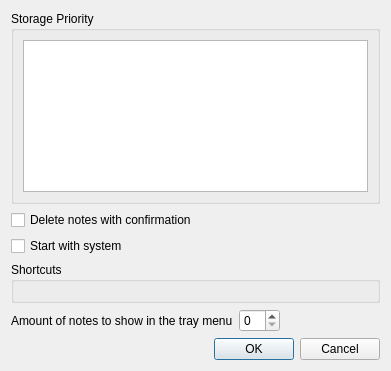
Ri0n/QtNote, file src/optionsdlg.ui: the form before one commit.
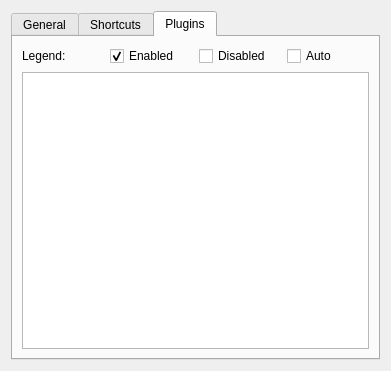
The form after the commit. The open tabs and pages were chosen to show the change. Icons and pictures are not drawn.

Commit message: Started plugin manager

```diff
--- a/src/optionsdlg.ui
+++ b/src/optionsdlg.ui
@@ -19,6 +19,16 @@
   </property>
   <layout class="QVBoxLayout" name="verticalLayout">
    <item>
+    <widget class="QTabWidget" name="tabGeneral">
+     <property name="currentIndex">
+      <number>0</number>
+     </property>
+     <widget class="QWidget" name="general">
+      <attribute name="title">
+       <string>General</string>
+      </attribute>
+      <layout class="QVBoxLayout" name="verticalLayout_3">
+       <item>
     <widget class="QGroupBox" name="groupBox">
      <property name="title">
       <string>Storage Priority</string>
@@ -51,18 +61,6 @@
      </property>
     </widget>
    </item>
-   <item>
-    <widget class="QGroupBox" name="gbShortcuts">
-     <property name="title">
-      <string>Shortcuts</string>
-     </property>
-     <layout class="QFormLayout" name="formLayout">
-      <property name="fieldGrowthPolicy">
-       <enum>QFormLayout::AllNonFixedFieldsGrow</enum>
-      </property>
-     </layout>
-    </widget>
-   </item>
    <item>
     <layout class="QHBoxLayout" name="horizontalLayout">
      <item>
@@ -102,6 +100,86 @@
    </item>
   </layout>
  </widget>
+     <widget class="QWidget" name="shortcuts">
+      <attribute name="title">
+       <string>Shortcuts</string>
+      </attribute>
+      <layout class="QVBoxLayout" name="verticalLayout_5">
+       <item>
+        <widget class="QGroupBox" name="gbShortcuts">
+         <property name="title">
+          <string>Shortcuts</string>
+         </property>
+         <layout class="QFormLayout" name="formLayout">
+          <property name="fieldGrowthPolicy">
+           <enum>QFormLayout::AllNonFixedFieldsGrow</enum>
+          </property>
+         </layout>
+        </widget>
+       </item>
+      </layout>
+     </widget>
+     <widget class="QWidget" name="plugins">
+      <attribute name="title">
+       <string>Plugins</string>
+      </attribute>
+      <layout class="QVBoxLayout" name="verticalLayout_4">
+       <item>
+        <layout class="QHBoxLayout" name="horizontalLayout_2">
+         <item>
+          <widget class="QLabel" name="label_2">
+           <property name="text">
+            <string>Legend:</string>
+           </property>
+          </widget>
+         </item>
+         <item>
+          <widget class="QCheckBox" name="ckLegendEnabled">
+           <property name="focusPolicy">
+            <enum>Qt::NoFocus</enum>
+           </property>
+           <property name="text">
+            <string>Enabled</string>
+           </property>
+           <property name="checked">
+            <bool>true</bool>
+           </property>
+          </widget>
+         </item>
+         <item>
+          <widget class="QCheckBox" name="ckLegendDisabled">
+           <property name="focusPolicy">
+            <enum>Qt::NoFocus</enum>
+           </property>
+           <property name="text">
+            <string>Disabled</string>
+           </property>
+          </widget>
+         </item>
+         <item>
+          <widget class="QCheckBox" name="ckLegendAuto">
+           <property name="focusPolicy">
+            <enum>Qt::NoFocus</enum>
+           </property>
+           <property name="text">
+            <string>Auto</string>
+           </property>
+           <property name="tristate">
+            <bool>true</bool>
+           </property>
+          </widget>
+         </item>
+        </layout>
+       </item>
+       <item>
+        <widget class="QListWidget" name="listWidget"/>
+       </item>
+      </layout>
+     </widget>
+    </widget>
+   </item>
+  </layout>
+ </widget>
  <tabstops>
   <tabstop>priorityView</tabstop>
   <tabstop>ckAskDel</tabstop>
```
Left out of the diff: 2 changed lines with no effect on the pictures. Lines whose indentation alone changed are shown as unchanged. The commit also changes 8 other files.
